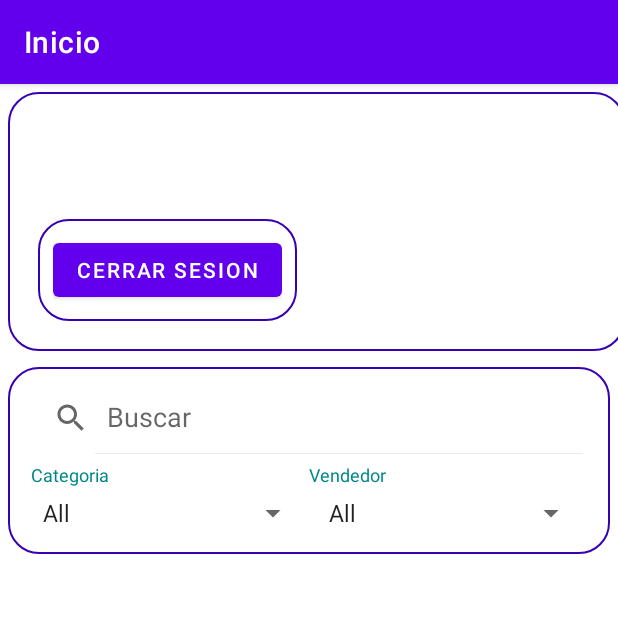
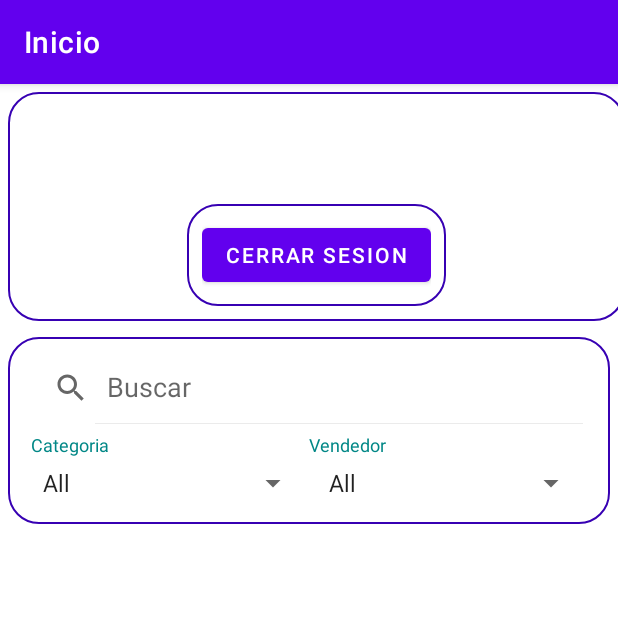
Before and after one commit to jhonathanzapata/Proyectomarket2, an Android app: the HomeActivity screen opened directly, with no data from a screen before it, on a phone screen of 412 x 824 dp, the top half of it. Run offline under Robolectric (Android 15) with nearby library versions, the phone set to English and light mode, and no system bars; our stand-ins replace Firebase (no records; nobody signed in at launch, a user with empty details on screens opened directly), Picasso.

Commit message:
Jesuscommit22

```diff
--- a/app/src/main/res/layout/activity_home.xml
+++ b/app/src/main/res/layout/activity_home.xml
@@ -7,6 +7,7 @@
     android:layout_height="match_parent"
     android:orientation="vertical"
     tools:context=".HomeActivity">
+
 
     <LinearLayout
         android:layout_width="411dp"
@@ -19,7 +20,7 @@
 
         <TextView
             android:id="@+id/textviewemail"
-            android:layout_width="140dp"
+            android:layout_width="match_parent"
             android:layout_height="wrap_content"
             android:layout_marginStart="10dp"
             android:layout_marginEnd="10dp"
@@ -52,7 +53,7 @@
             android:id="@+id/cerrarsecion"
             android:layout_width="wrap_content"
             android:layout_height="wrap_content"
-            android:layout_margin="10dp"
+            android:layout_gravity="center_horizontal"
             android:background="@drawable/customborder"
             android:gravity="center"
             android:orientation="vertical"
@@ -63,14 +64,15 @@
                 android:id="@+id/btn_cerrarsesion"
                 android:layout_width="wrap_content"
                 android:layout_height="wrap_content"
+                android:gravity="center"
                 android:onClick="signOut"
+                android:orientation="vertical"
                 android:text="Cerrar Sesion" />
 
         </LinearLayout>
 
 
     </LinearLayout>
-
 
     <LinearLayout
         android:id="@+id/layout"
```
